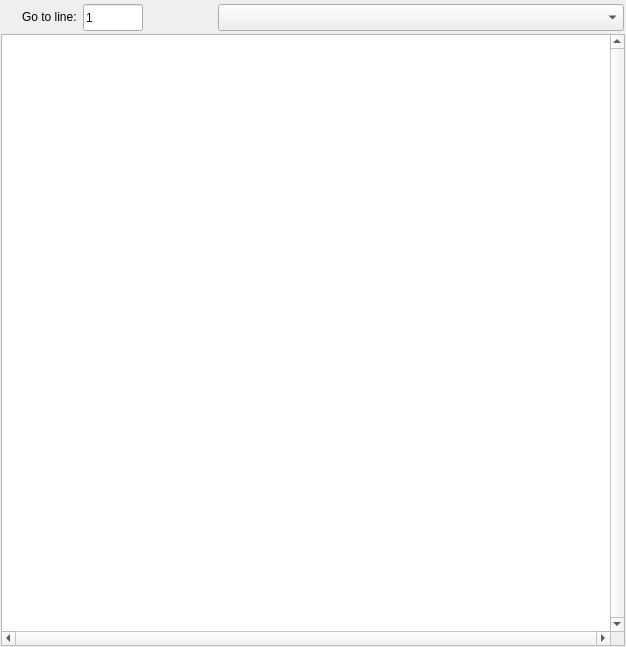
Qt form Qt/brqtEditorWindow.ui (jonklein/breve) before a commit.
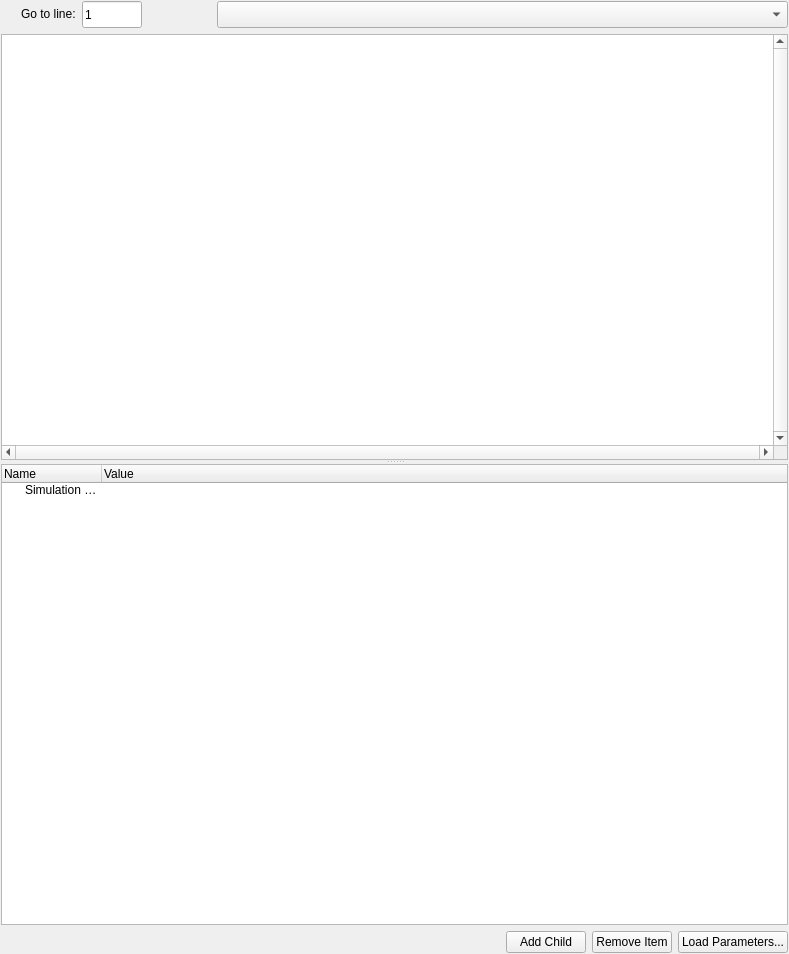
The same form after that commit. Custom widgets are drawn as their Qt base class.

Diff of the .ui file:
```diff
--- a/Qt/brqtEditorWindow.ui
+++ b/Qt/brqtEditorWindow.ui
@@ -8,24 +8,10 @@
    <rect>
     <x>0</x>
     <y>0</y>
-    <width>626</width>
-    <height>647</height>
+    <width>789</width>
+    <height>954</height>
    </rect>
   </property>
-  <property name="sizePolicy" >
-   <sizepolicy>
-    <hsizetype>5</hsizetype>
-    <vsizetype>5</vsizetype>
-    <horstretch>1</horstretch>
-    <verstretch>1</verstretch>
-   </sizepolicy>
-  </property>
-  <property name="sizeIncrement" >
-   <size>
-    <width>1</width>
-    <height>1</height>
-   </size>
-  </property>
   <property name="windowTitle" >
    <string>Untitled Document</string>
   </property>
@@ -33,33 +19,17 @@
    <property name="margin" >
     <number>1</number>
    </property>
-   <property name="spacing" >
-    <number>2</number>
+   <property name="topMargin" >
+    <number>1</number>
    </property>
-   <item>
-    <spacer>
-     <property name="orientation" >
-      <enum>Qt::Vertical</enum>
-     </property>
-     <property name="sizeType" >
-      <enum>QSizePolicy::Fixed</enum>
-     </property>
-     <property name="sizeHint" >
-      <size>
-       <width>520</width>
-       <height>2</height>
-      </size>
-     </property>
-    </spacer>
-   </item>
+   <property name="rightMargin" >
+    <number>1</number>
+   </property>
+   <property name="bottomMargin" >
+    <number>1</number>
+   </property>
    <item>
     <layout class="QHBoxLayout" >
-     <property name="margin" >
-      <number>1</number>
-     </property>
-     <property name="spacing" >
-      <number>6</number>
-     </property>
      <item>
       <spacer>
        <property name="orientation" >
@@ -79,9 +49,7 @@
      <item>
       <widget class="QLabel" name="textLabel1" >
        <property name="sizePolicy" >
-        <sizepolicy>
-         <hsizetype>0</hsizetype>
-         <vsizetype>0</vsizetype>
+        <sizepolicy vsizetype="Fixed" hsizetype="Fixed" >
          <horstretch>0</horstretch>
          <verstretch>0</verstretch>
         </sizepolicy>
@@ -94,9 +62,7 @@
      <item>
       <widget class="QLineEdit" name="lineBox" >
        <property name="sizePolicy" >
-        <sizepolicy>
-         <hsizetype>0</hsizetype>
-         <vsizetype>0</vsizetype>
+        <sizepolicy vsizetype="Fixed" hsizetype="Fixed" >
          <horstretch>0</horstretch>
          <verstretch>0</verstretch>
         </sizepolicy>
@@ -146,7 +112,23 @@
     </layout>
    </item>
    <item>
-    <widget class="QTextEdit" name="textEdit" >
+    <widget class="QSplitter" name="splitter" >
+     <property name="orientation" >
+      <enum>Qt::Vertical</enum>
+     </property>
+     <widget class="brqtTextEdit" name="textEdit" >
+      <property name="sizePolicy" >
+       <sizepolicy vsizetype="MinimumExpanding" hsizetype="MinimumExpanding" >
+        <horstretch>0</horstretch>
+        <verstretch>0</verstretch>
+       </sizepolicy>
+      </property>
+      <property name="sizeIncrement" >
+       <size>
+        <width>0</width>
+        <height>2</height>
+       </size>
+      </property>
      <property name="font" >
       <font>
        <family>Monaco</family>
@@ -174,7 +156,10 @@
       <number>0</number>
      </property>
      <property name="html" >
-      <string>&lt;html>&lt;head>&lt;meta name="qrichtext" content="1" />&lt;/head>&lt;body style=" white-space: pre-wrap; font-family:Monaco; font-size:9pt; font-weight:400; font-style:normal; text-decoration:none;">&lt;p style="-qt-paragraph-type:empty; margin-top:0px; margin-bottom:0px; margin-left:0px; margin-right:0px; -qt-block-indent:0; text-indent:0px; font-family:Courier; font-size:12pt;">&lt;/p>&lt;/body>&lt;/html></string>
+       <string>&lt;html>&lt;head>&lt;meta name="qrichtext" content="1" />&lt;style type="text/css">
+p, li { white-space: pre-wrap; }
+&lt;/style>&lt;/head>&lt;body style=" font-family:'Monaco'; font-size:9pt; font-weight:400; font-style:normal;">
+&lt;p style="-qt-paragraph-type:empty; margin-top:0px; margin-bottom:0px; margin-left:0px; margin-right:0px; -qt-block-indent:0; text-indent:0px; font-family:'Courier'; font-size:12pt;">&lt;/p>&lt;/body>&lt;/html></string>
      </property>
      <property name="tabStopWidth" >
       <number>15</number>
@@ -183,19 +168,102 @@
       <bool>false</bool>
      </property>
     </widget>
-   </item>
-  </layout>
- </widget>
- <layoutdefault spacing="0" margin="0" />
- <layoutfunction spacing="0" margin="0" />
- <pixmapfunction></pixmapfunction>
+     <widget class="QWidget" name="layoutWidget" >
+      <layout class="QVBoxLayout" >
+       <item>
+        <widget class="QTreeWidget" name="parameters" >
+         <property name="sizePolicy" >
+          <sizepolicy vsizetype="Preferred" hsizetype="Preferred" >
+           <horstretch>0</horstretch>
+           <verstretch>0</verstretch>
+          </sizepolicy>
+         </property>
+         <property name="sizeIncrement" >
+          <size>
+           <width>0</width>
+           <height>1</height>
+          </size>
+         </property>
+         <property name="autoExpandDelay" >
+          <number>0</number>
+         </property>
+         <property name="columnCount" >
+          <number>2</number>
+         </property>
+         <column>
+          <property name="text" >
+           <string>Name</string>
+          </property>
+         </column>
+         <column>
+          <property name="text" >
+           <string>Value</string>
+          </property>
+         </column>
+         <item>
+          <property name="text" >
+           <string>Simulation Parameters</string>
+          </property>
+          <property name="text" >
+           <string/>
+          </property>
+         </item>
+        </widget>
+       </item>
+       <item>
+        <layout class="QHBoxLayout" >
+         <item>
+          <spacer>
+           <property name="orientation" >
+            <enum>Qt::Horizontal</enum>
+           </property>
+           <property name="sizeHint" >
+            <size>
+             <width>40</width>
+             <height>20</height>
+            </size>
+           </property>
+          </spacer>
+         </item>
+         <item>
+          <widget class="QPushButton" name="addChildParameter" >
+           <property name="text" >
+            <string>Add Child</string>
+           </property>
+          </widget>
+         </item>
+         <item>
+          <widget class="QPushButton" name="removeParameter" >
+           <property name="text" >
+            <string>Remove Item</string>
+           </property>
+          </widget>
+         </item>
+         <item>
+          <widget class="QPushButton" name="loadParameters" >
+           <property name="text" >
+            <string>Load Parameters...</string>
+           </property>
+          </widget>
+         </item>
+        </layout>
+       </item>
+      </layout>
+     </widget>
+    </widget>
+   </item>
+  </layout>
+ </widget>
  <customwidgets>
   <customwidget>
    <class>brqtMethodPopup</class>
    <extends>QComboBox</extends>
    <header>brqtMethodPopup.h</header>
-   <container>0</container>
-   <pixmap></pixmap>
+  </customwidget>
+  <customwidget>
+   <class>brqtTextEdit</class>
+   <extends>QTextEdit</extends>
+   <header>brqtTextEdit.h</header>
   </customwidget>
  </customwidgets>
  <resources/>
```
Left out of the diff: 7 changed lines with no effect on the pictures. Lines whose indentation alone changed are shown as unchanged.
